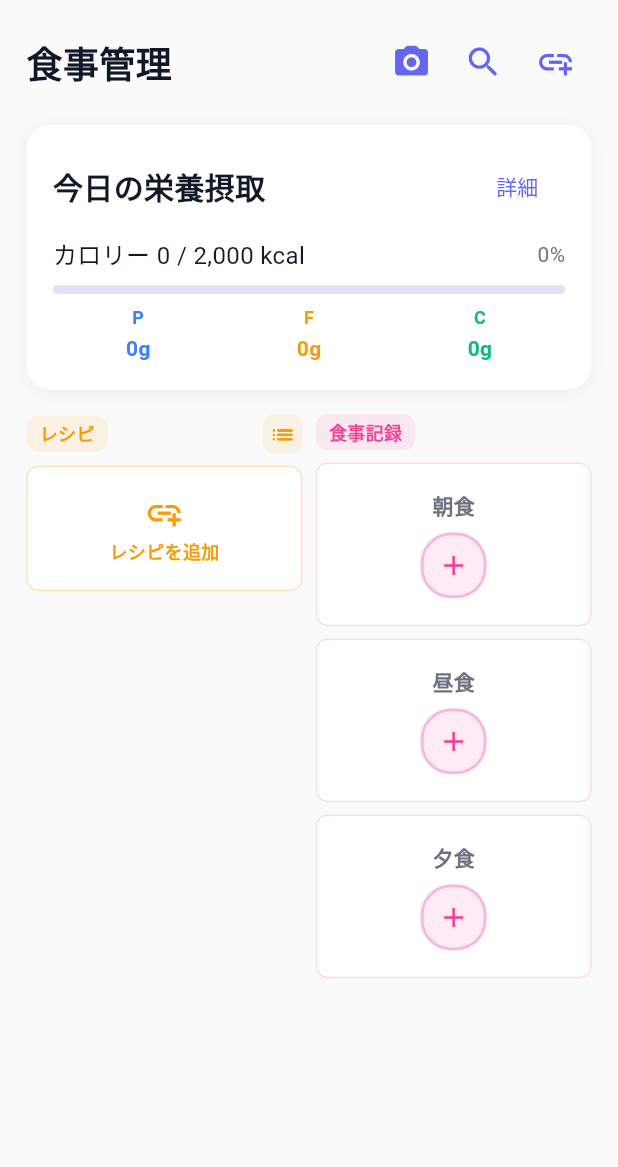
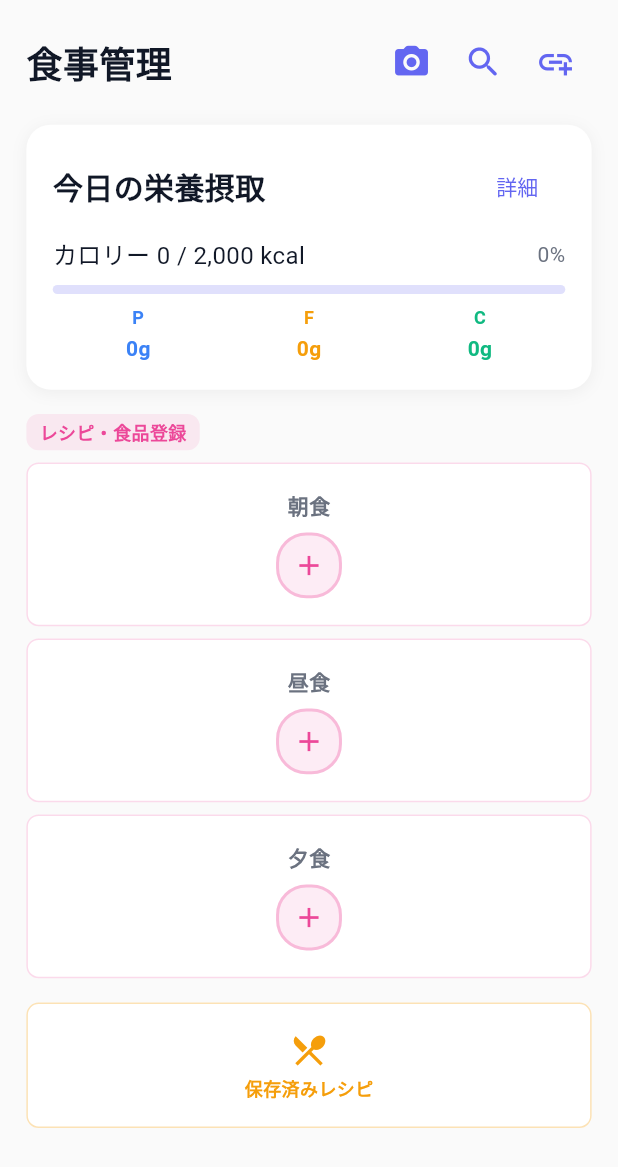
Before and after one commit to buta-tama-soba/wellco, a Flutter app: the MealManagementPage screen opened directly, on a phone screen of 412 x 824 dp. Shown: the top 1167 px of the screen. Run offline on Flutter 3.47's test engine with Material 3 defaults, Android fonts, the phone set to English and light mode, and no system bars; our stand-ins replace cached_network_image, drift, fl_chart, flutter_hooks, flutter_riverpod, flutter_screenutil and 2 more; missing offline and left inert: flutter_inappwebview, health; accounts and stored records are empty; generated files the repository leaves out were written again; statements that could not run were skipped.

Commit message:
feat: レシピカラムを非表示にして食事記録エリアに統合
- レシピカラムを一時的に非表示
- 食事記録エリアのラベルを「レシピ・食品登録」に変更
- 保存済みレシピボタンを食事記録エリアに移動
- 未使用メソッドをコメントアウトで保持

```diff
--- a/lib/presentation/pages/meal_management_page.dart
+++ b/lib/presentation/pages/meal_management_page.dart
@@ -527,23 +527,15 @@ class MealManagementPage extends HookConsumerWidget {
           // ),
           // SizedBox(width: AppConstants.paddingS.w),
 
-          // レシピ
-          Expanded(
-            child: _buildRecipeKanbanColumn(onRecipeListTap),
-          ),
-          SizedBox(width: AppConstants.paddingS.w),
+          // レシピ（一時的に非表示）
+          // Expanded(
+          //   child: _buildRecipeKanbanColumn(onRecipeListTap),
+          // ),
+          // SizedBox(width: AppConstants.paddingS.w),
 
           // 食事記録
           Expanded(
-            child: _buildKanbanColumn(
-              title: '食事記録',
-              color: AppColors.accent,
-              items: [
-                _buildMealSlot('朝食'),
-                _buildMealSlot('昼食'),
-                _buildMealSlot('夕食'),
-              ],
-            ),
+            child: _buildMealRecordColumn(onRecipeListTap),
           ),
         ],
       ),
@@ -615,51 +607,51 @@ class MealManagementPage extends HookConsumerWidget {
   //   );
   // }
 
-  Widget _buildRecipeItem(String name, String calories, String protein) {
-    return Container(
-      margin: EdgeInsets.only(bottom: AppConstants.paddingS.h),
-      padding: EdgeInsets.all(AppConstants.paddingS.w),
-      decoration: BoxDecoration(
-        color: AppColors.surface,
-        borderRadius: BorderRadius.circular(AppConstants.radiusS.r),
-        border: Border.all(color: AppColors.secondary.withOpacity(0.2)),
-      ),
-      child: Column(
-        crossAxisAlignment: CrossAxisAlignment.start,
-        children: [
-          Text(
-            name,
-            style: AppTextStyles.body2.copyWith(fontWeight: FontWeight.w600),
-          ),
-          Text(
-            calories,
-            style: AppTextStyles.caption,
-          ),
-          Text(
-            protein,
-            style: AppTextStyles.caption.copyWith(color: AppColors.info),
-          ),
-          SizedBox(height: 4.h),
-          Container(
-            width: double.infinity,
-            padding: EdgeInsets.symmetric(vertical: 4.h),
-            decoration: BoxDecoration(
-              color: AppColors.secondary,
-              borderRadius: BorderRadius.circular(4.r),
-            ),
-            child: Text(
-              '作る',
-              style: AppTextStyles.caption.copyWith(
-                color: Colors.white,
-                fontWeight: FontWeight.w600,
-              ),
-              textAlign: TextAlign.center,
-            ),
-          ),
-        ],
-      ),
-    );
-  }
+  // Widget _buildRecipeItem(String name, String calories, String protein) {
+  //   return Container(
+  //     margin: EdgeInsets.only(bottom: AppConstants.paddingS.h),
+  //     padding: EdgeInsets.all(AppConstants.paddingS.w),
+  //     decoration: BoxDecoration(
+  //       color: AppColors.surface,
+  //       borderRadius: BorderRadius.circular(AppConstants.radiusS.r),
+  //       border: Border.all(color: AppColors.secondary.withOpacity(0.2)),
+  //     ),
+  //     child: Column(
+  //       crossAxisAlignment: CrossAxisAlignment.start,
+  //       children: [
+  //         Text(
+  //           name,
+  //           style: AppTextStyles.body2.copyWith(fontWeight: FontWeight.w600),
+  //         ),
+  //         Text(
+  //           calories,
+  //           style: AppTextStyles.caption,
+  //         ),
+  //         Text(
+  //           protein,
+  //           style: AppTextStyles.caption.copyWith(color: AppColors.info),
+  //         ),
+  //         SizedBox(height: 4.h),
+  //         Container(
+  //           width: double.infinity,
+  //           padding: EdgeInsets.symmetric(vertical: 4.h),
+  //           decoration: BoxDecoration(
+  //             color: AppColors.secondary,
+  //             borderRadius: BorderRadius.circular(4.r),
+  //           ),
+  //           child: Text(
+  //             '作る',
+  //             style: AppTextStyles.caption.copyWith(
+  //               color: Colors.white,
+  //               fontWeight: FontWeight.w600,
+  //             ),
+  //             textAlign: TextAlign.center,
+  //           ),
+  //         ),
+  //       ],
+  //     ),
+  //   );
+  // }
 
   Widget _buildMealSlot(String mealType) {
     return Container(
@@ -700,13 +692,10 @@ class MealManagementPage extends HookConsumerWidget {
     );
   }
 
-  /// レシピ専用のカンバンカラム
-  Widget _buildRecipeKanbanColumn(VoidCallback onListTap) {
+  /// 食事記録専用のカンバンカラム（レシピ・食品登録ボタンを含む）
+  Widget _buildMealRecordColumn(VoidCallback onRecipeListTap) {
     return Column(
       crossAxisAlignment: CrossAxisAlignment.start,
-      children: [
-        // ヘッダー（タイトル + 一覧ボタン）
-        Row(
       children: [
         Container(
           padding: EdgeInsets.symmetric(
@@ -714,76 +703,45 @@ class MealManagementPage extends HookConsumerWidget {
             vertical: 4.h,
           ),
           decoration: BoxDecoration(
-                color: AppColors.secondary.withOpacity(0.1),
+            color: AppColors.accent.withOpacity(0.1),
             borderRadius: BorderRadius.circular(AppConstants.radiusS.r),
           ),
           child: Text(
-                'レシピ',
+            'レシピ・食品登録',
             style: AppTextStyles.caption.copyWith(
-                  color: AppColors.secondary,
+              color: AppColors.accent,
               fontWeight: FontWeight.w600,
             ),
           ),
         ),
-            const Spacer(),
-            GestureDetector(
-              onTap: onListTap,
-              child: Container(
-                padding: EdgeInsets.all(4.w),
-                decoration: BoxDecoration(
-                  color: AppColors.secondary.withOpacity(0.1),
-                  borderRadius: BorderRadius.circular(AppConstants.radiusS.r),
-                ),
-                child: Icon(
-                  Icons.list_rounded,
-                  size: 16.w,
-                  color: AppColors.secondary,
-                ),
+        SizedBox(height: AppConstants.paddingS.h),
+        Expanded(
+          child: ListView(
+            children: [
+              _buildMealSlot('朝食'),
+              _buildMealSlot('昼食'),
+              _buildMealSlot('夕食'),
+              SizedBox(height: AppConstants.paddingS.h),
+              // レシピ・食品登録ボタン
+              _buildRecipeRegistrationButton(onRecipeListTap),
+            ],
           ),
         ),
       ],
-        ),
-        SizedBox(height: AppConstants.paddingS.h),
+    );
+  }
 
-        // レシピアイテム
-        Expanded(
-          child: Consumer(
-            builder: (context, ref, child) {
-              final recentRecipesAsync = ref.watch(recentRecipesProvider);
-
-              return recentRecipesAsync.when(
-                data: (recipes) {
-                  final displayRecipes = recipes.take(3).toList(); // カンバンでは最大3件
-
-                  return ListView(
-                    children: [
-                      // 実際のレシピデータを表示
-                      ...displayRecipes.map((recipe) => _buildKanbanRecipeItem(
-                        context,
-                        recipe: recipe,
-                        onTap: () => Navigator.push(
-                          context,
-                          MaterialPageRoute(
-                            builder: (context) => RecipeViewerPage(
-                              url: recipe.url,
-                              title: recipe.title,
-                            ),
-                          ),
-                        ),
-                      )),
-
-                      // レシピがない場合は追加ボタンを表示
-                      if (displayRecipes.isEmpty)
-                        _buildAddRecipeButton(context),
-
-                      // もっと見るボタン（レシピが3件以上ある場合）
-                      if (recipes.length > 3 || displayRecipes.isNotEmpty)
-                        Container(
-                          margin: EdgeInsets.only(top: AppConstants.paddingS.h),
-                          child: GestureDetector(
-                            onTap: onListTap,
+  /// レシピ・食品登録ボタン
+  Widget _buildRecipeRegistrationButton(VoidCallback onRecipeListTap) {
+    return Container(
+      margin: EdgeInsets.only(bottom: AppConstants.paddingS.h),
+      child: Material(
+        color: Colors.transparent,
+        child: InkWell(
+          borderRadius: BorderRadius.circular(AppConstants.radiusS.r),
+          onTap: onRecipeListTap,
           child: Container(
-                              padding: EdgeInsets.all(AppConstants.paddingS.w),
+            padding: EdgeInsets.all(AppConstants.paddingM.w),
             decoration: BoxDecoration(
               color: AppColors.surface,
               borderRadius: BorderRadius.circular(AppConstants.radiusS.r),
@@ -792,17 +750,16 @@ class MealManagementPage extends HookConsumerWidget {
                 style: BorderStyle.solid,
               ),
             ),
-                              child: Row(
-                                mainAxisAlignment: MainAxisAlignment.center,
+            child: Column(
               children: [
                 Icon(
-                                    Icons.more_horiz,
-                                    size: 16.w,
+                  Icons.restaurant_menu,
                   color: AppColors.secondary,
+                  size: 24.w,
                 ),
-                                  SizedBox(width: 4.w),
+                SizedBox(height: 4.h),
                 Text(
-                                    displayRecipes.isEmpty ? 'レシピを追加' : 'もっと見る',
+                  '保存済みレシピ',
                   style: AppTextStyles.caption.copyWith(
                     color: AppColors.secondary,
                     fontWeight: FontWeight.w600,
@@ -813,41 +770,157 @@ class MealManagementPage extends HookConsumerWidget {
           ),
         ),
       ),
-                    ],
-                  );
-                },
-                loading: () => const Center(
-                  child: Padding(
-                    padding: EdgeInsets.all(16.0),
-                    child: CircularProgressIndicator(),
-                  ),
-                ),
-                error: (error, stack) => Center(
-                  child: Column(
-                    mainAxisAlignment: MainAxisAlignment.center,
-                    children: [
-                      Icon(
-                        Icons.error_outline,
-                        size: 32,
-                        color: AppColors.error,
-                      ),
-                      const SizedBox(height: 8),
-                      Text(
-                        'エラー',
-                        style: AppTextStyles.caption.copyWith(
-                          color: AppColors.error,
-                        ),
-                      ),
-                    ],
-                  ),
-                ),
-              );
-            },
-          ),
-        ),
-      ],
     );
   }
+
+  /// レシピ専用のカンバンカラム（一時的に非表示のため未使用）
+  // Widget _buildRecipeKanbanColumn(VoidCallback onListTap) {
+  //   return Column(
+  //     crossAxisAlignment: CrossAxisAlignment.start,
+  //     children: [
+  //       // ヘッダー（タイトル + 一覧ボタン）
+  //       Row(
+  //         children: [
+  //           Container(
+  //             padding: EdgeInsets.symmetric(
+  //               horizontal: AppConstants.paddingS.w,
+  //               vertical: 4.h,
+  //             ),
+  //             decoration: BoxDecoration(
+  //               color: AppColors.secondary.withOpacity(0.1),
+  //               borderRadius: BorderRadius.circular(AppConstants.radiusS.r),
+  //             ),
+  //             child: Text(
+  //               'レシピ',
+  //               style: AppTextStyles.caption.copyWith(
+  //                 color: AppColors.secondary,
+  //                 fontWeight: FontWeight.w600,
+  //               ),
+  //             ),
+  //           ),
+  //           const Spacer(),
+  //           GestureDetector(
+  //             onTap: onListTap,
+  //             child: Container(
+  //               padding: EdgeInsets.all(4.w),
+  //               decoration: BoxDecoration(
+  //                 color: AppColors.secondary.withOpacity(0.1),
+  //                 borderRadius: BorderRadius.circular(AppConstants.radiusS.r),
+  //               ),
+  //               child: Icon(
+  //                 Icons.list_rounded,
+  //                 size: 16.w,
+  //                 color: AppColors.secondary,
+  //               ),
+  //             ),
+  //           ),
+  //         ],
+  //       ),
+  //       SizedBox(height: AppConstants.paddingS.h),
+  //
+  //       // レシピアイテム
+  //       Expanded(
+  //         child: Consumer(
+  //           builder: (context, ref, child) {
+  //             final recentRecipesAsync = ref.watch(recentRecipesProvider);
+  //
+  //             return recentRecipesAsync.when(
+  //               data: (recipes) {
+  //                 final displayRecipes = recipes.take(3).toList(); // カンバンでは最大3件
+  //
+  //                 return ListView(
+  //                   children: [
+  //                     // 実際のレシピデータを表示
+  //                     ...displayRecipes.map((recipe) => _buildKanbanRecipeItem(
+  //                       context,
+  //                       recipe: recipe,
+  //                       onTap: () => Navigator.push(
+  //                         context,
+  //                         MaterialPageRoute(
+  //                           builder: (context) => RecipeViewerPage(
+  //                             url: recipe.url,
+  //                             title: recipe.title,
+  //                           ),
+  //                         ),
+  //                       ),
+  //                     )),
+  //
+  //                     // レシピがない場合は追加ボタンを表示
+  //                     if (displayRecipes.isEmpty)
+  //                       _buildAddRecipeButton(context),
+  //
+  //                     // もっと見るボタン（レシピが3件以上ある場合）
+  //                     if (recipes.length > 3 || displayRecipes.isNotEmpty)
+  //                       Container(
+  //                         margin: EdgeInsets.only(top: AppConstants.paddingS.h),
+  //                         child: GestureDetector(
+  //                           onTap: onListTap,
+  //                           child: Container(
+  //                             padding: EdgeInsets.all(AppConstants.paddingS.w),
+  //                             decoration: BoxDecoration(
+  //                               color: AppColors.surface,
+  //                               borderRadius: BorderRadius.circular(AppConstants.radiusS.r),
+  //                               border: Border.all(
+  //                                 color: AppColors.secondary.withOpacity(0.3),
+  //                                 style: BorderStyle.solid,
+  //                               ),
+  //                             ),
+  //                             child: Row(
+  //                               mainAxisAlignment: MainAxisAlignment.center,
+  //                               children: [
+  //                                 Icon(
+  //                                   Icons.more_horiz,
+  //                                   size: 16.w,
+  //                                   color: AppColors.secondary,
+  //                                 ),
+  //                                 SizedBox(width: 4.w),
+  //                                 Text(
+  //                                   displayRecipes.isEmpty ? 'レシピを追加' : 'もっと見る',
+  //                                   style: AppTextStyles.caption.copyWith(
+  //                                     color: AppColors.secondary,
+  //                                     fontWeight: FontWeight.w600,
+  //                                   ),
+  //                                 ),
+  //                               ],
+  //                             ),
+  //                           ),
+  //                         ),
+  //                       ),
+  //                   ],
+  //                 );
+  //               },
+  //               loading: () => const Center(
+  //                 child: Padding(
+  //                   padding: EdgeInsets.all(16.0),
+  //                   child: CircularProgressIndicator(),
+  //                 ),
+  //               ),
+  //               error: (error, stack) => Center(
+  //                 child: Column(
+  //                   mainAxisAlignment: MainAxisAlignment.center,
+  //                   children: [
+  //                     Icon(
+  //                       Icons.error_outline,
+  //                       size: 32,
+  //                       color: AppColors.error,
+  //                     ),
+  //                     const SizedBox(height: 8),
+  //                     Text(
+  //                       'エラー',
+  //                       style: AppTextStyles.caption.copyWith(
+  //                         color: AppColors.error,
+  //                       ),
+  //                     ),
+  //                   ],
+  //                 ),
+  //               ),
+  //             );
+  //           },
+  //         ),
+  //       ),
+  //     ],
+  //   );
+  // }
 
 
   /// フィルタータブ
```
Lines whose indentation alone changed are shown as unchanged.
